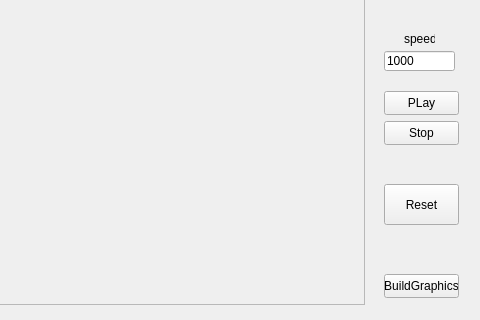
First picture: the form in МПОЗиПА/_Практика/lab1/main_window.ui, repository sidorovis/restudy, before the edit; both pictures show x 86 to 566 and y 286 to 606 of the 566 by 606 pixel window.
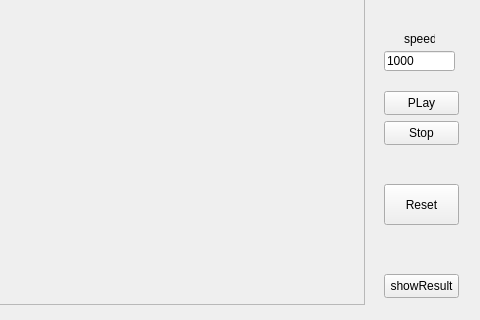
Second picture: the form after the edit.

Diff of the .ui file:
```diff
--- a/МПОЗиПА/_Практика/lab1/main_window.ui
+++ b/МПОЗиПА/_Практика/lab1/main_window.ui
@@ -182,7 +182,7 @@
      </rect>
     </property>
     <property name="text" >
-     <string>BuildGraphics</string>
+     <string>showResult</string>
     </property>
    </widget>
   </widget>
```
